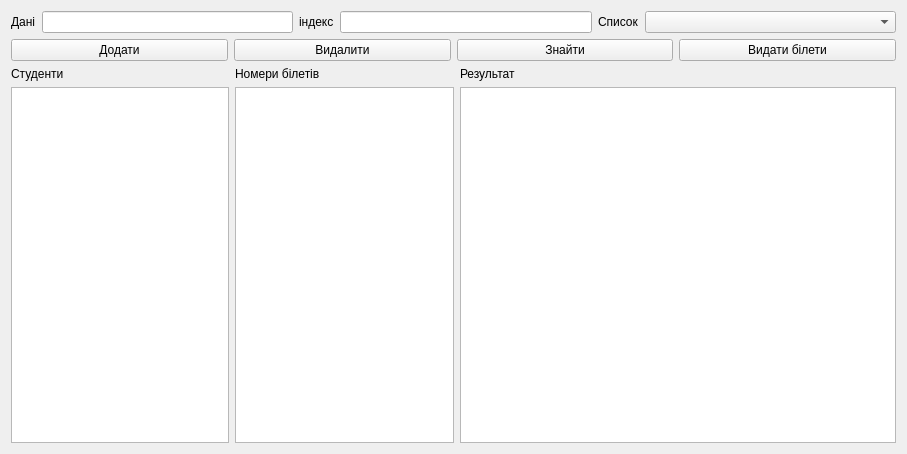
Before: the Qt Designer form main.ui in gigsoll/gigsoll-circular-linked-list-qt, drawn with Qt 5.
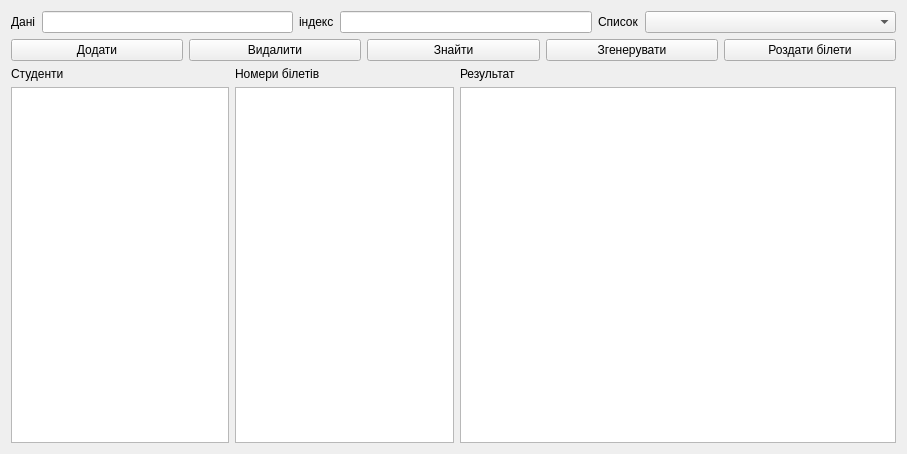
After: the same form once the commit is applied.

Commit message: Added give tickets button and updated generate

Patch:
```diff
--- a/main.ui
+++ b/main.ui
@@ -76,7 +76,14 @@
        <item>
         <widget class="QPushButton" name="pushButton">
          <property name="text">
-          <string>Видати білети</string>
+          <string>Згенерувати</string>
+         </property>
+        </widget>
+       </item>
+       <item>
+        <widget class="QPushButton" name="pbGiveTickets">
+         <property name="text">
+          <string>Роздати білети</string>
          </property>
         </widget>
        </item>
```
Left out of the diff: 2 changed lines with no effect on the pictures.
